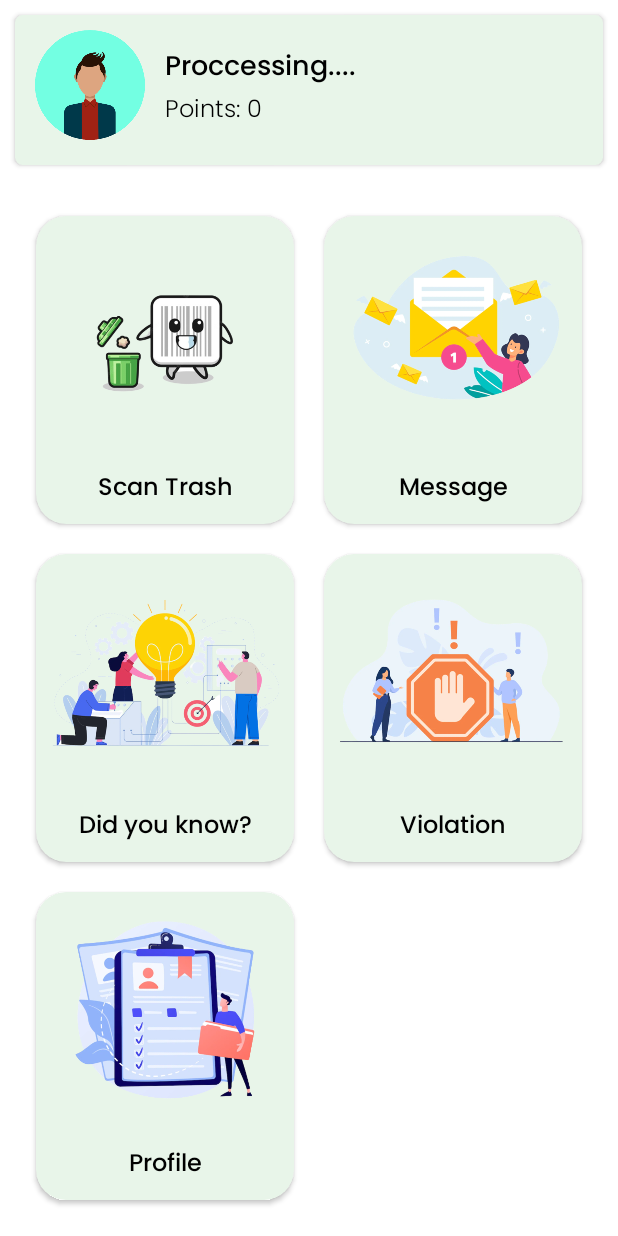
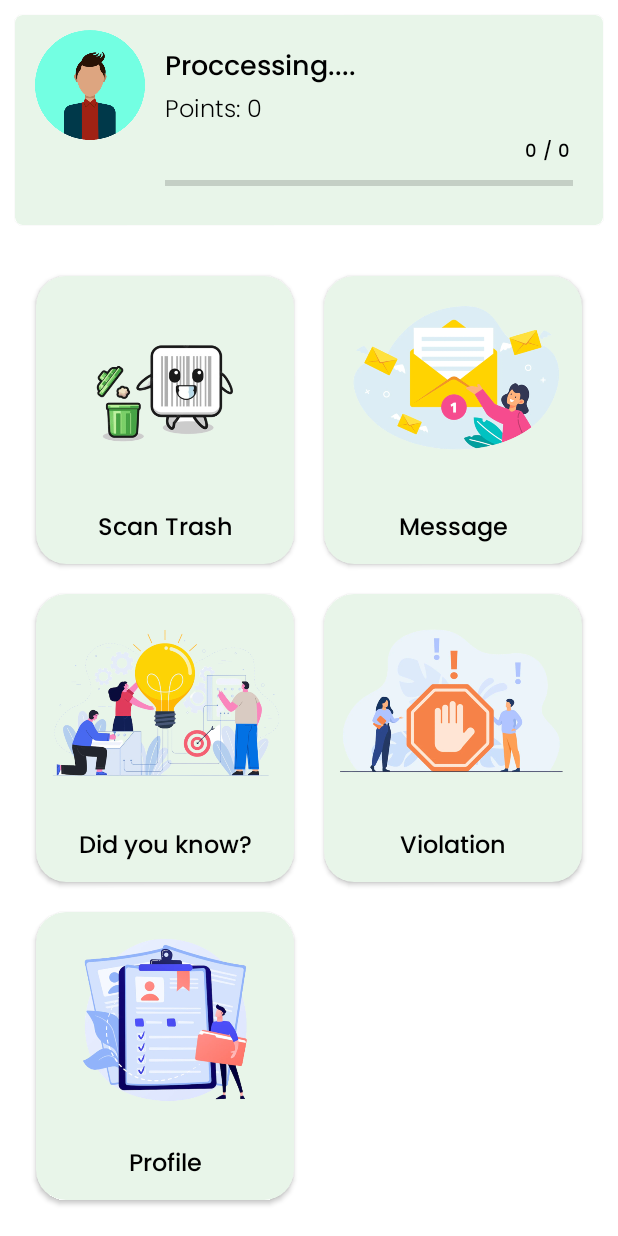
Before and after one commit to flysolo17/jewel, an Android app: the fragment HomeFragment shown on its own in the app's theme, on a phone screen of 412 x 824 dp. Run offline under Robolectric (Android 15) with nearby library versions, the phone set to English and light mode, and no system bars; our stand-ins replace CircleImageView, Firebase (no records; nobody signed in at launch, a user with empty details on screens opened directly), Picasso.

Commit message:
Progressbar points

```diff
--- a/app/src/main/res/layout/fragment_home.xml
+++ b/app/src/main/res/layout/fragment_home.xml
@@ -84,6 +84,7 @@
                                     android:textColor="@color/black"
                                     android:fontFamily="@font/poppins_light"/>
                             </LinearLayout>
+
                         </LinearLayout>
 
                         <LinearLayout
@@ -104,7 +105,43 @@
 
                     </LinearLayout>
 
-
+                    <LinearLayout
+                        android:layout_width="match_parent"
+                        android:layout_height="wrap_content"
+                        android:gravity="end"
+                        android:orientation="horizontal">
+                        <TextView
+                            android:layout_width="wrap_content"
+                            android:layout_height="wrap_content"
+                            android:text="0"
+                            android:id="@+id/textMin"
+                            android:fontFamily="@font/poppins_medium"
+                            android:textColor="@color/black"
+                            android:textSize="12sp"
+                            android:layout_margin="2dp"/>
+                        <TextView
+                            android:layout_width="wrap_content"
+                            android:layout_height="wrap_content"
+                            android:text="/"
+                            android:fontFamily="@font/poppins_medium"
+                            android:textColor="@color/black"
+                            android:textSize="12sp"
+                            android:layout_margin="2dp"/>
+                        <TextView
+                            android:layout_width="wrap_content"
+                            android:layout_height="wrap_content"
+                            android:text="0"
+                            android:id="@+id/textMax"
+                            android:fontFamily="@font/poppins_medium"
+                            android:textColor="@color/black"
+                            android:textSize="12sp"
+                            android:layout_margin="2dp"/>
+                    </LinearLayout>
+                    <ProgressBar
+                        android:id="@+id/pointsProgress"
+                        android:layout_width="match_parent"
+                        android:layout_height="wrap_content"
+                        style="@style/Widget.AppCompat.ProgressBar.Horizontal"/>
                 </LinearLayout>
             </LinearLayout>
 
```
Also changed, not shown: app/src/main/java/com/example/trash_scan/fragments/HomeFragment.java (+22 -0 lines).
